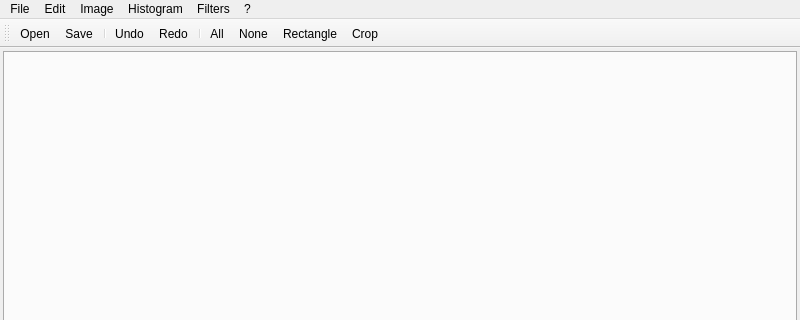
Old version of the form mainwindow.ui in the repository Viish/kfiltre; both pictures show x 0 to 800 and y 0 to 320 of the 800 by 600 pixel window.
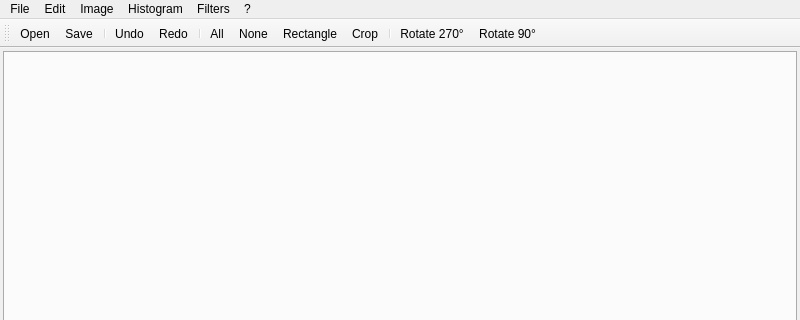
New version of the form. Icons and pictures are not drawn.

Patch:
```diff
--- a/mainwindow.ui
+++ b/mainwindow.ui
@@ -186,6 +186,9 @@
    <addaction name="actionNone"/>
    <addaction name="actionRectangle"/>
    <addaction name="actionCrop"/>
+   <addaction name="separator"/>
+   <addaction name="actionRotate_270"/>
+   <addaction name="actionRotate_90"/>
   </widget>
   <action name="actionOpen">
    <property name="checkable">
@@ -429,6 +432,24 @@
     <string>Equalize</string>
    </property>
   </action>
+  <action name="actionRotate_90">
+   <property name="icon">
+    <iconset>
+     <normaloff>icons/actions/go-jump.png</normaloff>icons/actions/go-jump.png</iconset>
+   </property>
+   <property name="text">
+    <string>Rotate 90°</string>
+   </property>
+  </action>
+  <action name="actionRotate_270">
+   <property name="icon">
+    <iconset>
+     <normaloff>icons/actions/go-jump2.png</normaloff>icons/actions/go-jump2.png</iconset>
+   </property>
+   <property name="text">
+    <string>Rotate 270°</string>
+   </property>
+  </action>
  </widget>
  <layoutdefault spacing="6" margin="11"/>
  <resources/>
```
Left out of the diff: 42 changed lines with no effect on the pictures.
